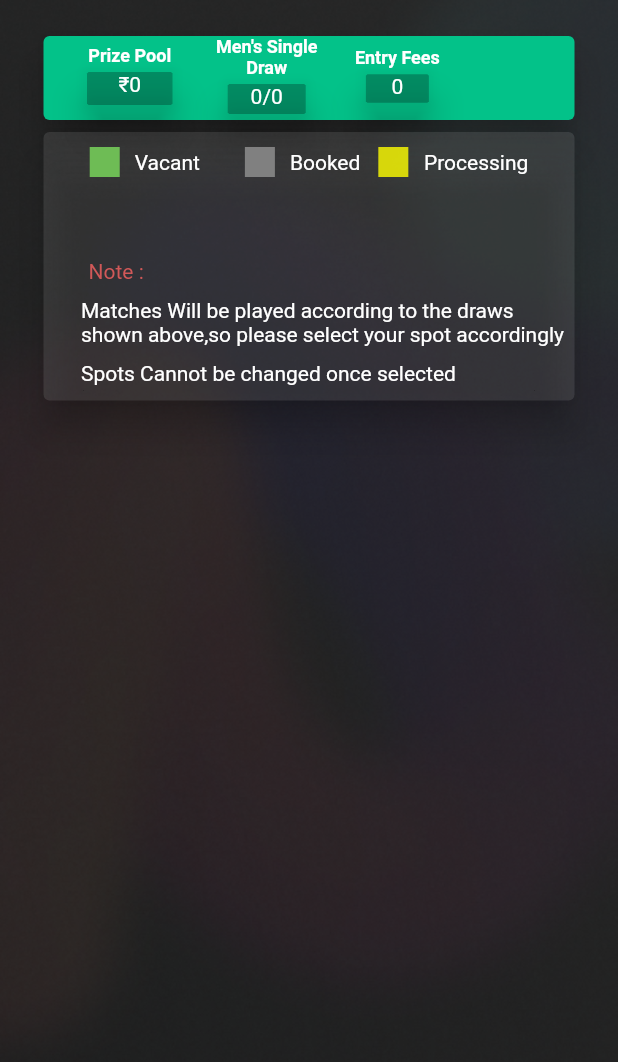
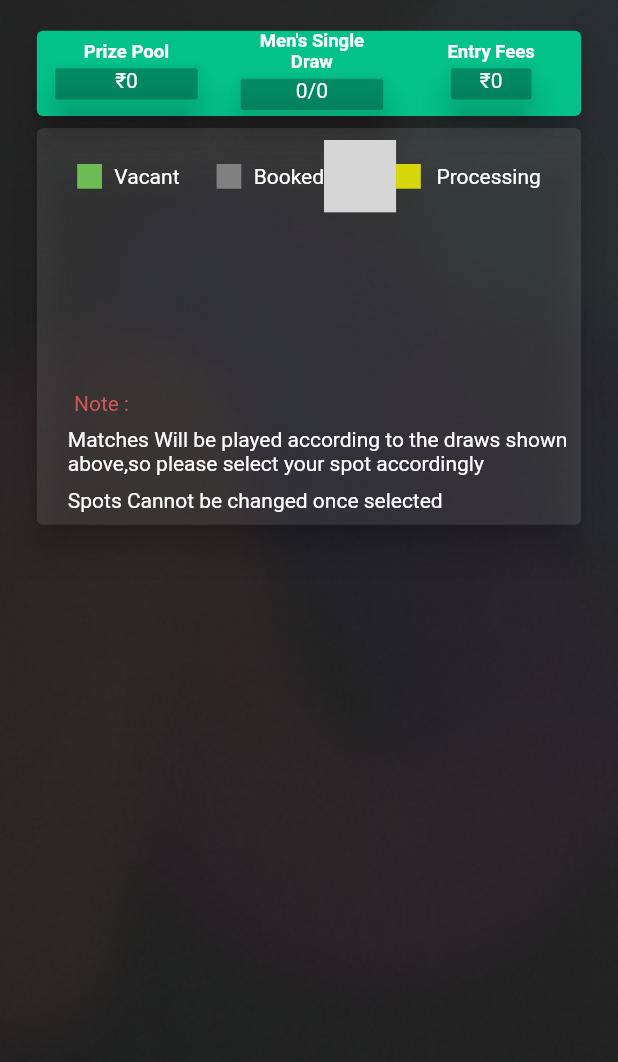
Before and after one commit to RishiPratap/SportsEventManagement, a Flutter app: the BadmintonSpotSelection screen opened directly with empty values, on a phone screen of 412 x 824 dp. Shown: the top 1062 px of the screen. Run offline on Flutter 3.47's test engine with Material 2 defaults, Android fonts, the phone set to English and light mode, and no system bars; our stand-ins replace flutter_hooks, flutter_spinkit, fluttertoast, get, page_transition and 2 more; missing offline and left inert: dart:ffi, flutter_stripe; accounts and stored records are empty; network calls fail; statements that could not run were skipped; grey boxes are pictures that could not be loaded.

Commit message:
Badminton Spot Selection UI Has been made responsive

```diff
--- a/lib/BadmintonSpotSelection.dart
+++ b/lib/BadmintonSpotSelection.dart
@@ -104,18 +104,19 @@ class _BadmintonSpotSelectionState extends State<BadmintonSpotSelection> {
   int totalspots = 0;
   var count = 0;
   late Socket socket;
-
   @override
   List<Container> getTotalSpots(int start, int end, List<dynamic> array) {
+    double deviceWidth = MediaQuery.of(context).size.width;
+    double deviceHeight = MediaQuery.of(context).size.height;
     List<Container> totalspots = [];
     for (int i = start; i <= end; i++) {
       String x = array[i - 1];
       String spotname = "Spot $i";
       if (array[i - 1] == "${i - 1}") {
         var newContainer = Container(
-          margin: EdgeInsets.only(top: 10),
-          width: 70,
-          height: 25,
+          margin: EdgeInsets.only(top: deviceWidth * 0.02),
+          width: deviceWidth * 0.2,
+          height: deviceWidth * 0.07,
           child: RaisedButton(
             onPressed: () async {
               final SharedPreferences prefs =
@@ -188,20 +189,20 @@ class _BadmintonSpotSelectionState extends State<BadmintonSpotSelection> {
             },
             color: Color(0xff6EBC55),
             shape: RoundedRectangleBorder(
-              borderRadius: new BorderRadius.circular(5.0),
+              borderRadius: new BorderRadius.circular(deviceWidth * 0.01),
             ),
             child: Text(
               spotname,
-              style: TextStyle(fontSize: 10),
+              style: TextStyle(fontSize: deviceWidth * 0.03),
             ),
           ),
         );
         totalspots.add(newContainer);
       } else if (x.contains('confirmed')) {
         var newContainer = Container(
-          margin: EdgeInsets.only(top: 10),
-          width: 70,
-          height: 25,
+          margin: EdgeInsets.only(top: deviceWidth * 0.02),
+          width: deviceWidth * 0.2,
+          height: deviceWidth * 0.07,
           child: RaisedButton(
             onPressed: () {
               const msg = "Spot Already Booked Please Try To Book Another Spot";
@@ -212,24 +213,24 @@ class _BadmintonSpotSelectionState extends State<BadmintonSpotSelection> {
                   timeInSecForIosWeb: 1,
                   backgroundColor: Colors.red,
                   textColor: Colors.white,
-                  fontSize: 16.0);
+                  fontSize: deviceWidth * 0.033);
             },
             color: Color(0xff808080),
             shape: RoundedRectangleBorder(
-              borderRadius: new BorderRadius.circular(5.0),
+              borderRadius: new BorderRadius.circular(deviceWidth * 0.01),
             ),
             child: Text(
               spotname,
-              style: TextStyle(fontSize: 10),
+              style: TextStyle(fontSize: deviceWidth * 0.03),
             ),
           ),
         );
         totalspots.add(newContainer);
       } else {
         var newContainer = Container(
-          margin: EdgeInsets.only(top: 10),
-          width: 70,
-          height: 25,
+          margin: EdgeInsets.only(top: deviceWidth * 0.02),
+          width: deviceWidth * 0.2,
+          height: deviceWidth * 0.07,
           child: RaisedButton(
             onPressed: () {
               final msg =
@@ -239,11 +240,11 @@ class _BadmintonSpotSelectionState extends State<BadmintonSpotSelection> {
             color: Color(0xffFFFF00).withOpacity(0.8),
             key: Key(color1.toString()),
             shape: RoundedRectangleBorder(
-              borderRadius: new BorderRadius.circular(5.0),
+              borderRadius: new BorderRadius.circular(deviceWidth * 0.01),
             ),
             child: Text(
               spotname,
-              style: TextStyle(fontSize: 10),
+              style: TextStyle(fontSize: deviceWidth * 0.03),
             ),
           ),
         );
@@ -253,7 +254,7 @@ class _BadmintonSpotSelectionState extends State<BadmintonSpotSelection> {
     return totalspots;
   }
 
-  connect() async {
+  connect(double deviceWidth) async {
     final tournament_id1 = tournament_id(TOURNAMENT_ID: widget.tourneyId);
     final tournament_id1Map = tournament_id1.toMap();
     final json_tournamentid = jsonEncode(tournament_id1Map);
@@ -326,16 +327,18 @@ class _BadmintonSpotSelectionState extends State<BadmintonSpotSelection> {
     print("is${array1}");
     return Column(
       children: [
-        const SizedBox(
-          height: 20,
+        SizedBox(
+          height: deviceWidth * 0.04,
         ),
         Container(
-          margin: const EdgeInsets.only(left: 25, right: 25),
-          child: buildSpotsAvailableCard(),
+          margin: EdgeInsets.only(
+              left: deviceWidth * 0.05, right: deviceWidth * 0.05),
+          child: buildSpotsAvailableCard(deviceWidth),
         ),
         Container(
-          margin: const EdgeInsets.only(left: 25, right: 25),
-          child: buildAvailableSpotsCard(),
+          margin: EdgeInsets.only(
+              left: deviceWidth * 0.05, right: deviceWidth * 0.05),
+          child: buildAvailableSpotsCard(deviceWidth),
         ),
       ],
     );
@@ -354,6 +357,8 @@ class _BadmintonSpotSelectionState extends State<BadmintonSpotSelection> {
   }
 
   Widget build(BuildContext context) {
+    double deviceWidth = MediaQuery.of(context).size.width;
+    double deviceHeight = MediaQuery.of(context).size.height;
     return Scaffold(
       resizeToAvoidBottomInset: false,
       body: SafeArea(
@@ -366,7 +371,7 @@ class _BadmintonSpotSelectionState extends State<BadmintonSpotSelection> {
           ),
           child: SingleChildScrollView(
             child: FutureBuilder(
-              future: connect(),
+              future: connect(deviceWidth),
               builder: (BuildContext context, AsyncSnapshot<dynamic> snapshot) {
                 if (snapshot.data == null) {
                   print("In Null agar hua toh mar khayega");
@@ -388,13 +393,13 @@ class _BadmintonSpotSelectionState extends State<BadmintonSpotSelection> {
     );
   }
 
-  Widget buildSpotsAvailableCard() => Card(
+  Widget buildSpotsAvailableCard(double deviceWidth) => Card(
         elevation: 10,
         color: Color(0xff03c289),
         child: Row(
           children: [
             SizedBox(
-              width: 25,
+              width: deviceWidth * 0.02,
             ),
             Column(
               children: [
@@ -404,12 +409,12 @@ class _BadmintonSpotSelectionState extends State<BadmintonSpotSelection> {
                     color: Colors.white,
                     fontStyle: FontStyle.normal,
                     fontWeight: FontWeight.w600,
-                    fontSize: 12.0,
+                    fontSize: deviceWidth * 0.03,
                   ),
                 ),
                 Container(
-                  width: 65,
-                  height: 30,
+                  width: deviceWidth * 0.25,
+                  height: deviceWidth * 0.07,
                   child: Card(
                     elevation: 10,
                     shape: BeveledRectangleBorder(
@@ -424,7 +429,7 @@ class _BadmintonSpotSelectionState extends State<BadmintonSpotSelection> {
               ],
             ),
             SizedBox(
-              width: 25,
+              width: deviceWidth * 0.05,
             ),
             Column(
               children: [
@@ -434,7 +439,7 @@ class _BadmintonSpotSelectionState extends State<BadmintonSpotSelection> {
                     color: Colors.white,
                     fontStyle: FontStyle.normal,
                     fontWeight: FontWeight.w600,
-                    fontSize: 12.0,
+                    fontSize: deviceWidth * 0.03,
                   ),
                 ),
                 Text(
@@ -443,12 +448,12 @@ class _BadmintonSpotSelectionState extends State<BadmintonSpotSelection> {
                     color: Colors.white,
                     fontStyle: FontStyle.normal,
                     fontWeight: FontWeight.w600,
-                    fontSize: 12.0,
+                    fontSize: deviceWidth * 0.03,
                   ),
                 ),
                 Container(
-                  width: 60,
-                  height: 28,
+                  width: deviceWidth * 0.25,
+                  height: deviceWidth * 0.07,
                   child: Card(
                     elevation: 10,
                     shape: BeveledRectangleBorder(
@@ -463,7 +468,7 @@ class _BadmintonSpotSelectionState extends State<BadmintonSpotSelection> {
               ],
             ),
             SizedBox(
-              width: 25,
+              width: deviceWidth * 0.09,
             ),
             Column(
               children: [
@@ -473,19 +478,19 @@ class _BadmintonSpotSelectionState extends State<BadmintonSpotSelection> {
                     color: Colors.white,
                     fontStyle: FontStyle.normal,
                     fontWeight: FontWeight.w600,
-                    fontSize: 12.0,
+                    fontSize: deviceWidth * 0.03,
                   ),
                 ),
                 Container(
-                  width: 50,
-                  height: 27,
+                  width: deviceWidth * 0.15,
+                  height: deviceWidth * 0.07,
                   child: Card(
                     elevation: 10,
                     shape: BeveledRectangleBorder(
                         borderRadius: BorderRadius.circular(1.0)),
                     color: Colors.black.withOpacity(0.25),
                     child: Text(
-                      "$entryfee",
+                      "₹$entryfee",
                       textAlign: TextAlign.center,
                     ),
                   ),
@@ -495,64 +500,64 @@ class _BadmintonSpotSelectionState extends State<BadmintonSpotSelection> {
           ],
         ),
       );
-  Widget buildAvailableSpotsCard() => Card(
+  Widget buildAvailableSpotsCard(double deviceWidth) => Card(
         elevation: 10,
         color: Colors.white.withOpacity(0.1),
         child: Column(
           crossAxisAlignment: CrossAxisAlignment.start,
           children: [
             SizedBox(
-              height: 10,
+              height: deviceWidth * 0.02,
             ),
             Row(
               mainAxisAlignment: MainAxisAlignment.center,
               children: [
                 Container(
-                  width: 20,
-                  height: 20,
+                  width: deviceWidth * 0.04,
+                  height: deviceWidth * 0.04,
                   color: Color(0xff6EBC55),
                 ),
                 SizedBox(
-                  width: 10,
+                  width: deviceWidth * 0.02,
                 ),
                 Text("Vacant"),
                 SizedBox(
-                  width: 30,
+                  width: deviceWidth * 0.06,
                 ),
                 Container(
-                  width: 20,
-                  height: 20,
+                  width: deviceWidth * 0.04,
+                  height: deviceWidth * 0.04,
                   color: Color(0xff808080),
                 ),
                 SizedBox(
-                  width: 10,
+                  width: deviceWidth * 0.02,
                 ),
                 Text("Booked"),
                 SizedBox(
-                  width: 12,
+                  width: deviceWidth * 0.06gi,
                 ),
                 Container(
-                  width: 20,
-                  height: 20,
+                  width: deviceWidth * 0.04,
+                  height: deviceWidth * 0.04,
                   color: Color(0xffFFFF00).withOpacity(0.8),
                 ),
                 Text("   Processing"),
               ],
             ),
             SizedBox(
-              height: 15,
+              height: deviceWidth * 0.03,
             ),
             Row(children: [
               SizedBox(
-                width: 25,
-                height: 30,
+                width: deviceWidth * 0.05,
+                height: deviceWidth * 0.06,
               ),
               Column(
                 children: getTotalSpots(1, (totalspots / 2).toInt(), array1),
               ),
               SizedBox(
-                width: 120,
-                height: 30,
+                width: deviceWidth * 0.4,
+                height: deviceWidth * 0.24,
               ),
               Column(
                 children: getTotalSpots(
@@ -560,37 +565,37 @@ class _BadmintonSpotSelectionState extends State<BadmintonSpotSelection> {
               ),
             ]),
             SizedBox(
-              height: 10,
+              height: deviceWidth * 0.02,
             ),
             Container(
-              margin: EdgeInsets.only(left: 30),
+              margin: EdgeInsets.only(left: deviceWidth * 0.06),
               child: Text(
                 "Note :",
                 style: TextStyle(color: Color(0xffD15858)),
               ),
             ),
             SizedBox(
-              height: 10,
+              height: deviceWidth * 0.02,
             ),
             Container(
-              margin: EdgeInsets.only(left: 25),
+              margin: EdgeInsets.only(left: deviceWidth * 0.05),
               child: Text(
                 "Matches Will be played according to the draws shown above,so please select your spot accordingly",
                 style: TextStyle(color: Color(0xffFFFFFF)),
               ),
             ),
             SizedBox(
-              height: 10,
+              height: deviceWidth * 0.02,
             ),
             Container(
-              margin: EdgeInsets.only(left: 25),
+              margin: EdgeInsets.only(left: deviceWidth * 0.05),
               child: Text(
                 "Spots Cannot be changed once selected",
                 style: TextStyle(color: Color(0xffFFFFFF)),
               ),
             ),
             SizedBox(
-              height: 10,
+              height: deviceWidth * 0.02,
             ),
           ],
         ),
```
